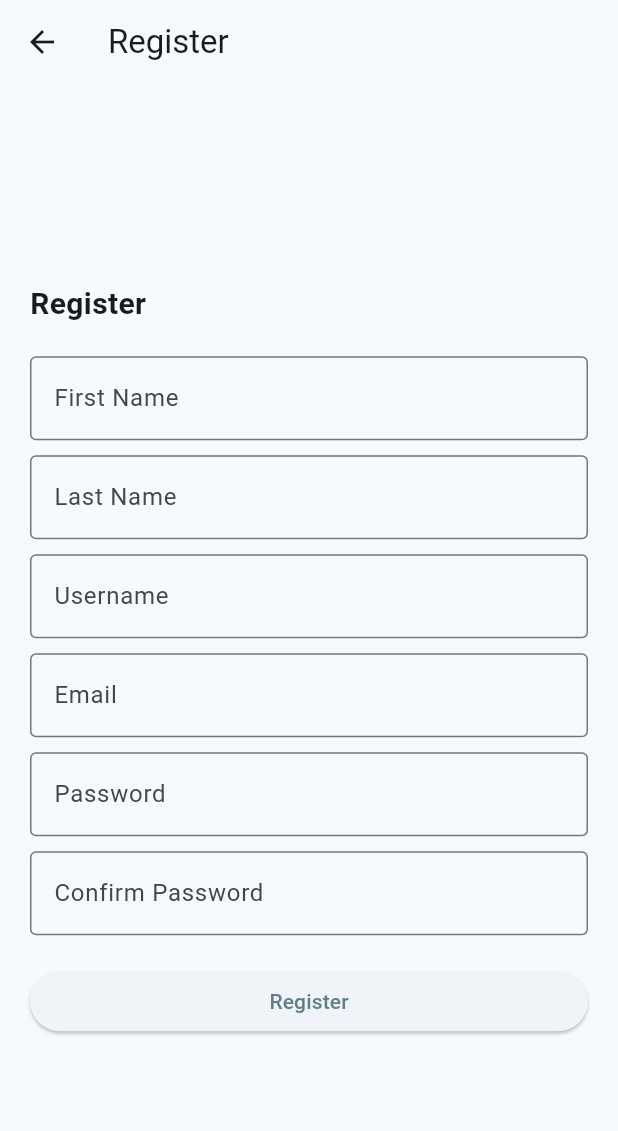
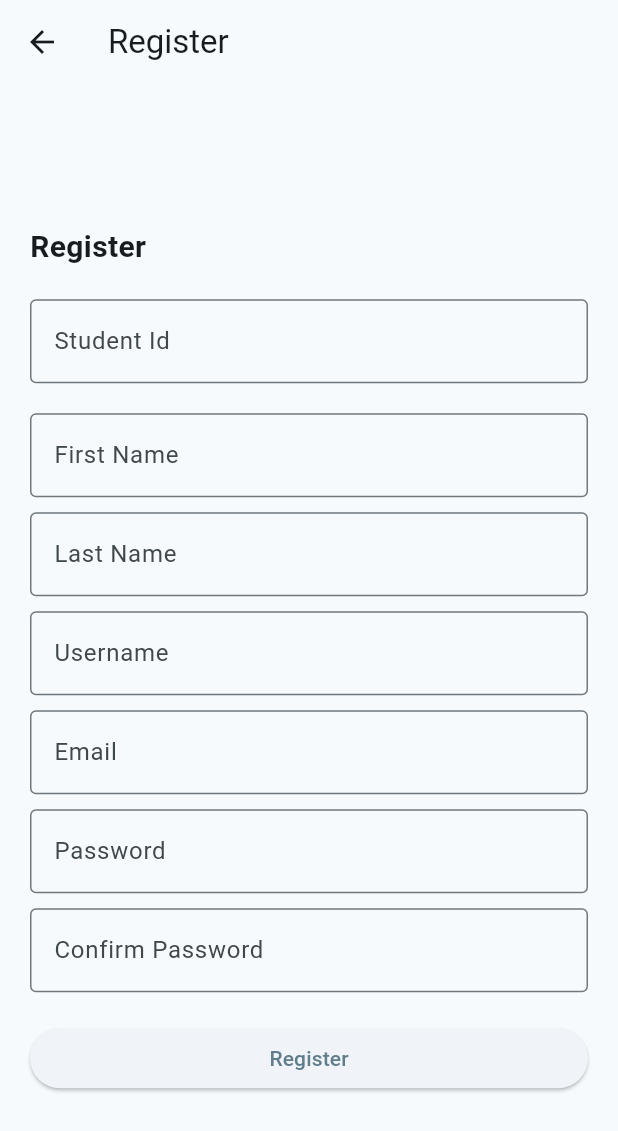
Before and after one commit to CharC0de/notes, a Flutter app: the screen it shows after launch, after a tap on "Register", on a phone screen of 412 x 824 dp. Shown: the top 1131 px of the screen. Run offline on Flutter 3.47's test engine with Material 3 defaults, Android fonts, the phone set to English and light mode, and no system bars; our stand-ins replace sqflite; accounts and stored records are empty.

Commit message:
latest commit

```diff
--- a/lib/helper.dart
+++ b/lib/helper.dart
@@ -1,7 +1,18 @@
 import 'package:sqflite/sqflite.dart';
 import 'package:path/path.dart'; //import these
 import 'nmodel.dart';
+import 'package:flutter/material.dart';
 
+class ThemeProvider extends ChangeNotifier {
+  bool _isDarkMode = false;
+
+  bool get isDarkMode => _isDarkMode;
+
+  void toggleDarkMode() {
+    _isDarkMode = !_isDarkMode;
+    notifyListeners();
+  }
+}
 class DBHElper {
   //this is to initialize the SQLite database
   //Database is from sqflite package
@@ -28,6 +39,7 @@ class DBHElper {
 
     const user = '''CREATE TABLE user(
       id INTEGER PRIMARY KEY AUTOINCREMENT,
+      student_id TEXT,
       first_name TEXT,
       last_name TEXT,
       username TEXT,
--- a/lib/main.dart
+++ b/lib/main.dart
@@ -1,9 +1,15 @@
 import 'package:flutter/material.dart';
 import 'demo.dart';
+import 'helper.dart';
+import 'package:provider/provider.dart';
 
 void main() {
-  WidgetsFlutterBinding.ensureInitialized();
-  runApp(const AcadNote());
+  runApp(
+    ChangeNotifierProvider(
+      create: (context) => ThemeProvider(),
+      child: const AcadNote(),
+    ),
+  );
 }
 
 class AcadNote extends StatefulWidget {
@@ -24,6 +30,14 @@ class _AcadNoteState extends State<AcadNote> {
       theme: ThemeData(
         colorSchemeSeed: Colors.blueGrey,
       ),
+      darkTheme: ThemeData.dark().copyWith(
+          colorScheme: ColorScheme.fromSeed(
+              seedColor: Colors.blueGrey.shade300,
+              brightness: Brightness.dark)),
+      themeMode: Provider.of<ThemeProvider>(context).isDarkMode
+          ? ThemeMode.dark
+          : ThemeMode.light,
+
       //create a new class for this
       home: FormScreen(),
     );
--- a/lib/register.dart
+++ b/lib/register.dart
@@ -10,6 +10,7 @@ class Register extends StatefulWidget {
 }
 
 class _RegisterState extends State<Register> {
+  final TextEditingController _studentIdController = TextEditingController();
   final TextEditingController _firstNameController = TextEditingController();
   final TextEditingController _lastNameController = TextEditingController();
   final TextEditingController _usernameController = TextEditingController();
@@ -19,6 +20,7 @@ class _RegisterState extends State<Register> {
   bool success = false;
 
   Future<void> _registerUser() async {
+    final String studentId = _studentIdController.text.trim();
     final String firstName = _firstNameController.text.trim();
     final String lastName = _lastNameController.text.trim();
     final String username = _usernameController.text.trim();
@@ -28,6 +30,7 @@ class _RegisterState extends State<Register> {
     Database db = await DBHElper.initDB();
     try {
       await db.insert('user', {
+        "student_id": studentId,
         "first_name": firstName,
         "last_name": lastName,
         "username": username,
@@ -67,6 +70,8 @@ class _RegisterState extends State<Register> {
                   'Register',
                   style: TextStyle(fontSize: 20, fontWeight: FontWeight.bold),
                 ),
+                const SizedBox(height: 20),
+                _buildTextField(_studentIdController, "Student Id"),
                 const SizedBox(height: 20),
                 _buildTextField(_firstNameController, "First Name"),
                 const SizedBox(height: 10),
--- a/pubspec.yaml
+++ b/pubspec.yaml
@@ -37,6 +37,7 @@ dependencies:
   cupertino_icons: ^1.0.2
   path: ^1.8.3
   sqflite: ^2.3.2
+  provider: ^6.1.1
 
 dev_dependencies:
   flutter_test:
```
Also changed, not shown: lib/screen.dart (+22 -6 lines), lib/user_profile.dart (+14 -0 lines), pubspec.lock.
